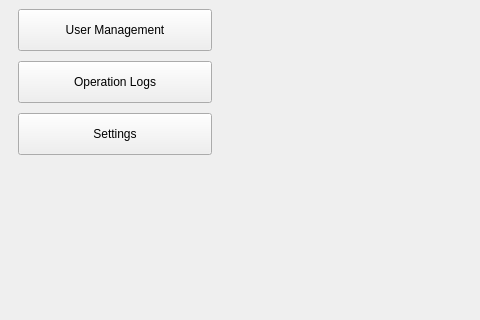
Above: forms/mainwindow.ui from wuudiy/SocialMediaAnalyticsDashboard before the change; both pictures show x 0 to 480 and y 243 to 563 of the 1180 by 760 pixel window. Below: the same form after it.
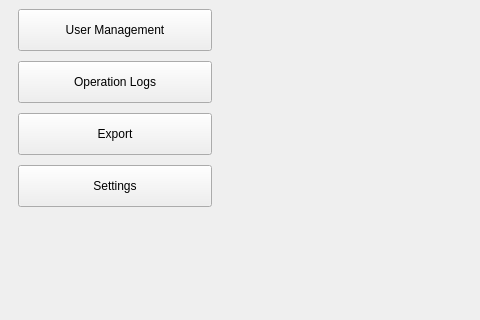
That is the form after the change.

Patch:
```diff
--- a/forms/mainwindow.ui
+++ b/forms/mainwindow.ui
@@ -188,6 +188,23 @@
         </widget>
        </item>
 
+       <item>
+        <widget class="QPushButton" name="exportButton">
+         <property name="minimumSize">
+          <size>
+           <width>0</width>
+           <height>42</height>
+          </size>
+         </property>
+         <property name="cursor">
+          <cursorShape>PointingHandCursor</cursorShape>
+         </property>
+         <property name="text">
+          <string>Export</string>
+         </property>
+        </widget>
+       </item>
+
        <item>
         <widget class="QPushButton" name="settingsButton">
          <property name="minimumSize">
```
